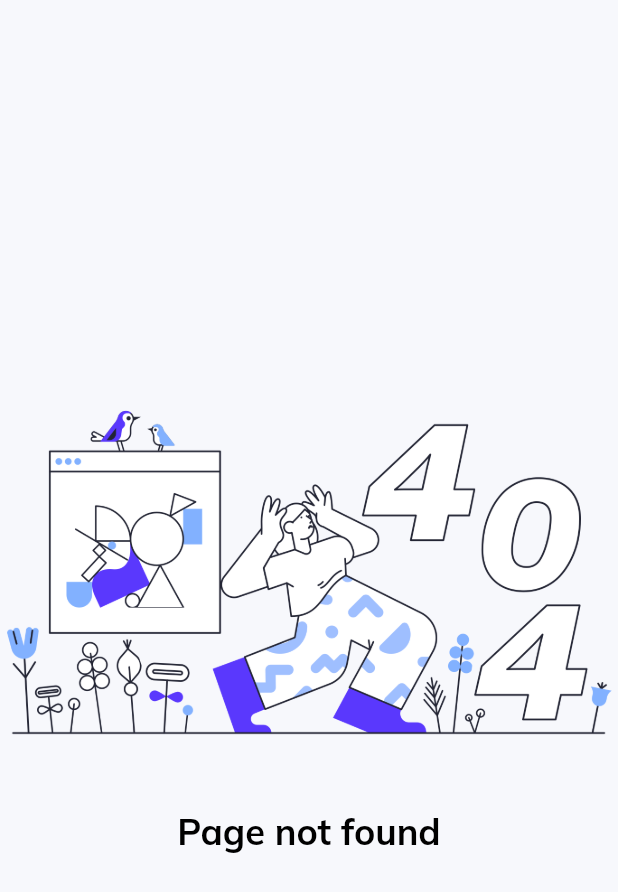
After one commit to FeirAppGroup/FeirApp_Dashboard, a Flutter app: the PageNotFound screen opened by its route, on a phone screen of 412 x 824 dp. The commit adds this screen. Shown: the top 892 px of the screen. Run offline on Flutter 3.47's test engine with Material 2 defaults, Android fonts, the phone set to English and light mode, and no system bars; our stand-ins replace data_table_2, get, google_fonts, syncfusion_flutter_charts.

Commit message:
Navegacao por url adicionada

```diff
--- a/lib/main.dart
+++ b/lib/main.dart
@@ -6,6 +6,9 @@ import 'package:google_fonts/google_fonts.dart';
 import 'constants/style.dart';
 import 'controllers/menu_controller.dart';
 import 'controllers/navigation_controller.dart';
+import 'layout.dart';
+import 'pages/404/error_page.dart';
+import 'routing/routes.dart';
 
 void main() {
   Get.put(MenuController());
@@ -20,6 +23,16 @@ class MyApp extends StatelessWidget {
   @override
   Widget build(BuildContext context) {
     return GetMaterialApp(
+      initialRoute: authenticationPageRoute,
+      unknownRoute: GetPage(
+        name: '/not-found',
+        page: () => PageNotFound(),
+        transition: Transition.fadeIn,
+      ),
+      getPages: [
+        GetPage(name: rootRoute, page: () => SiteLayout()),
+        GetPage(name: authenticationPageRoute, page: () => AuthenticationPage()),
+      ],
       debugShowCheckedModeBanner: false,
       title: 'FeirApp Dashboard',
       theme: ThemeData(
@@ -35,7 +48,6 @@ class MyApp extends StatelessWidget {
         }),
         primaryColor: Colors.blue,
       ),
-      home: AuthenticationPage(),
     );
   }
 }
--- /dev/null
+++ b/lib/pages/404/error_page.dart
@@ -0,0 +1,30 @@
+import 'package:flutter/material.dart';
+
+import '../../widgets/Text/custom_text.dart';
+
+class PageNotFound extends StatelessWidget {
+  const PageNotFound({Key? key}) : super(key: key);
+
+  @override
+  Widget build(BuildContext context) {
+    return Scaffold(
+      body: Column(
+        mainAxisAlignment: MainAxisAlignment.center,
+        children: [
+          Image.asset("assets/images/error.png"),
+          SizedBox(height: 10),
+          Row(
+            mainAxisAlignment: MainAxisAlignment.center,
+            children: [
+              CustomText(
+                text: "Page not found",
+                size: 24,
+                weight: FontWeight.bold,
+              ),
+            ],
+          ),
+        ],
+      ),
+    );
+  }
+}
--- a/lib/pages/authentication/authentication.dart
+++ b/lib/pages/authentication/authentication.dart
@@ -4,6 +4,7 @@ import 'package:google_fonts/google_fonts.dart';
 
 import '../../constants/style.dart';
 import '../../layout.dart';
+import '../../routing/routes.dart';
 import '../../widgets/Text/custom_text.dart';
 
 class AuthenticationPage extends StatelessWidget {
@@ -100,19 +101,19 @@ class AuthenticationPage extends StatelessWidget {
               ),
               InkWell(
                 onTap: () {
-                  Get.offAll(() => SiteLayout());
+                  Get.offAll(rootRoute);
                 },
                 child: Container(
                   alignment: Alignment.center,
                   width: double.maxFinite,
                   padding: EdgeInsets.symmetric(vertical: 16),
-                  color: active,
                   child: CustomText(
                     text: "Login",
                     color: Colors.white,
                   ),
                   decoration: BoxDecoration(
                     borderRadius: BorderRadius.circular(20),
+                    color: active,
                   ),
                 ),
               ),
```
Also changed, not shown: lib/routing/routes.dart (+25 -9 lines), lib/widgets/Menu_Item/side_menu.dart (+8 -8 lines).
